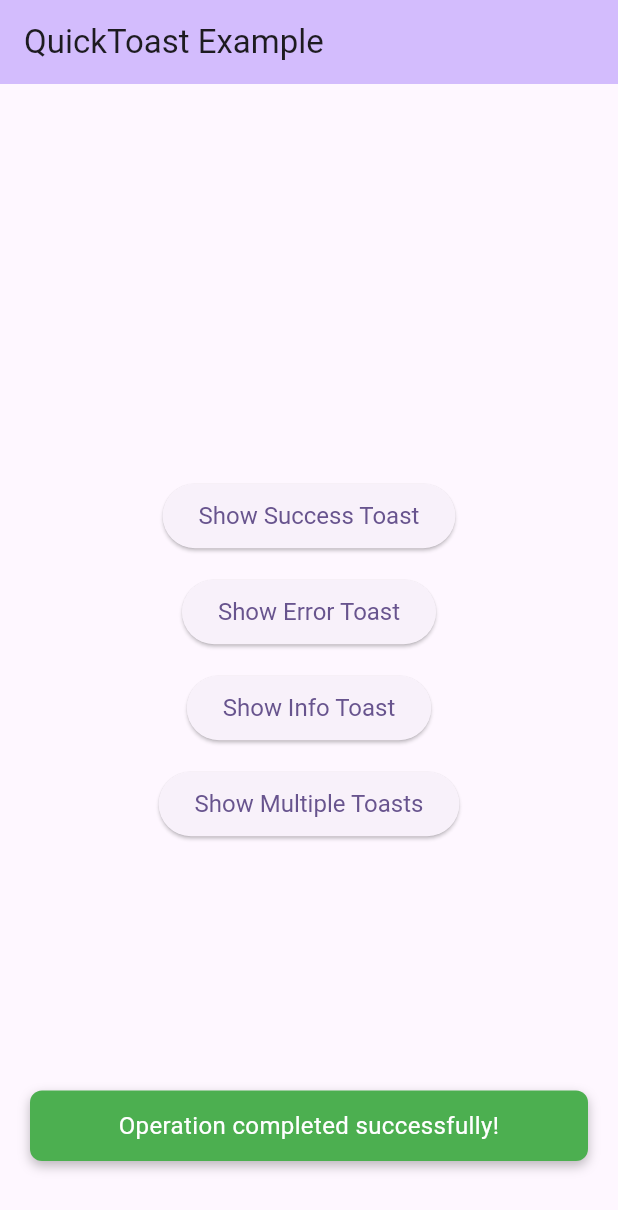
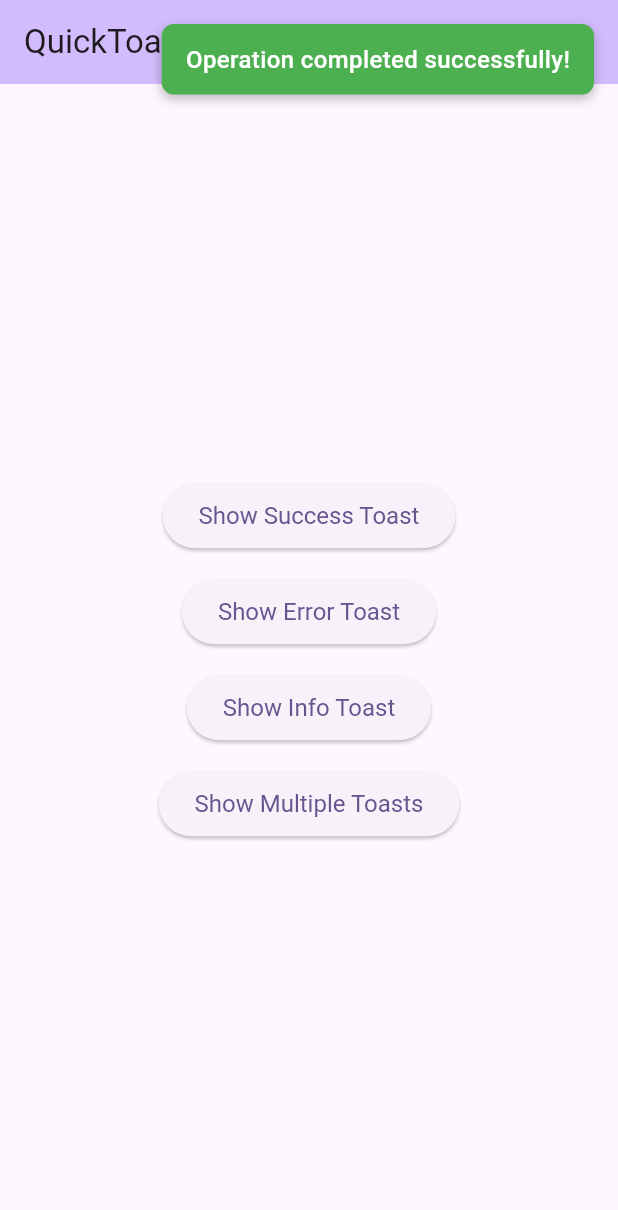
Before and after one commit to zohaibanwer984/mini_toast, a Flutter app: the screen it shows after launch, after a tap on "Show Success Toast", on a phone screen of 412 x 824 dp. Shown: the top 1210 px of the screen. Run offline on Flutter 3.47's test engine with Material 3 defaults, Android fonts, the phone set to English and light mode, and no system bars.

Commit message:
Update Positioning system

```diff
--- a/example/lib/main.dart
+++ b/example/lib/main.dart
@@ -10,6 +10,20 @@ class MyApp extends StatelessWidget {
 
   @override
   Widget build(BuildContext context) {
+    // Set global toast configuration
+    QuickToast.instance.setConfig(
+      QuickToastConfig(
+        textStyle: TextStyle(
+          fontSize: 16,
+          fontWeight: FontWeight.w500,
+        ),
+        alignment: Alignment.topRight,
+        slideDirection: ToastSlideDirection.left,
+        displayDuration: Duration(seconds: 5),
+        animationDuration: Duration(milliseconds: 400),
+        margin: EdgeInsets.all(16),
+      ),
+    );
     return ToastOverlayWrapper(
       child: MaterialApp(
         title: 'QuickToast Demo',
--- a/lib/quick_toast.dart
+++ b/lib/quick_toast.dart
@@ -1,6 +1,7 @@
 library;
 
 export 'src/quick_toast.dart';
+export 'src/configs/quick_toast_config.dart';
 export 'src/toast_overlay.dart';
 export 'src/models/toast_data.dart';
 export 'src/models/toast_variant.dart';
--- /dev/null
+++ b/lib/src/configs/quick_toast_config.dart
@@ -0,0 +1,107 @@
+import 'package:flutter/material.dart';
+
+/// Defines the direction from which the toast will slide in
+enum ToastSlideDirection {
+  left,
+  right,
+  top,
+  bottom,
+}
+
+/// Global configuration for QuickToast
+class QuickToastConfig {
+  /// Default text style for all toasts
+  final TextStyle? textStyle;
+
+  /// Default position for toasts
+  final Alignment alignment;
+
+  /// Direction from which toasts slide in
+  final ToastSlideDirection slideDirection;
+
+  /// Default duration for which toasts are shown
+  final Duration displayDuration;
+
+  /// Duration of the slide/fade animations
+  final Duration animationDuration;
+
+  /// Spacing between multiple toasts
+  final double toastSpacing;
+
+  /// Margin from the edges of the screen
+  final EdgeInsets margin;
+
+  /// Shadow configuration for toast containers
+  final List<BoxShadow>? boxShadow;
+
+  /// Border radius for toast containers
+  final BorderRadius borderRadius;
+
+  /// Padding inside toast containers
+  final EdgeInsets contentPadding;
+
+  const QuickToastConfig({
+    this.textStyle,
+    this.alignment = Alignment.bottomCenter,
+    this.slideDirection = ToastSlideDirection.bottom,
+    this.displayDuration = const Duration(seconds: 3),
+    this.animationDuration = const Duration(milliseconds: 300),
+    this.toastSpacing = 8.0,
+    this.margin = const EdgeInsets.symmetric(horizontal: 20.0, vertical: 50.0),
+    this.boxShadow = const [
+      BoxShadow(
+        color: Colors.black26,
+        blurRadius: 6,
+        offset: Offset(0, 3),
+      ),
+    ],
+    this.borderRadius = const BorderRadius.all(Radius.circular(8)),
+    this.contentPadding = const EdgeInsets.symmetric(
+      vertical: 12,
+      horizontal: 16,
+    ),
+  });
+
+  /// Creates a copy of this config with the given fields replaced with new values
+  QuickToastConfig copyWith({
+    TextStyle? textStyle,
+    Alignment? alignment,
+    ToastSlideDirection? slideDirection,
+    Duration? displayDuration,
+    Duration? animationDuration,
+    double? toastSpacing,
+    EdgeInsets? margin,
+    List<BoxShadow>? boxShadow,
+    BorderRadius? borderRadius,
+    EdgeInsets? contentPadding,
+  }) {
+    return QuickToastConfig(
+      textStyle: textStyle ?? this.textStyle,
+      alignment: alignment ?? this.alignment,
+      slideDirection: slideDirection ?? this.slideDirection,
+      displayDuration: displayDuration ?? this.displayDuration,
+      animationDuration: animationDuration ?? this.animationDuration,
+      toastSpacing: toastSpacing ?? this.toastSpacing,
+      margin: margin ?? this.margin,
+      boxShadow: boxShadow ?? this.boxShadow,
+      borderRadius: borderRadius ?? this.borderRadius,
+      contentPadding: contentPadding ?? this.contentPadding,
+    );
+  }
+}
+
+/// Extension to get initial offset based on slide direction
+extension ToastSlideDirectionExtension on ToastSlideDirection {
+  Offset get initialOffset {
+    switch (this) {
+      case ToastSlideDirection.left:
+        return const Offset(-1.0, 0.0);
+      case ToastSlideDirection.right:
+        return const Offset(1.0, 0.0);
+      case ToastSlideDirection.top:
+        return const Offset(0.0, -1.0);
+      case ToastSlideDirection.bottom:
+        return const Offset(0.0, 1.0);
+    }
+  }
+}
--- a/lib/src/models/toast_data.dart
+++ b/lib/src/models/toast_data.dart
@@ -1,3 +1,6 @@
+import 'package:flutter/widgets.dart';
+import 'package:quick_toast/src/configs/quick_toast_config.dart';
+
 import 'toast_variant.dart';
 
 /// Encapsulates the data required to display a toast notification.
@@ -36,5 +39,8 @@ class ToastData {
     required this.message,
     this.variant = ToastVariant.info,
     this.duration = const Duration(seconds: 3),
+    TextStyle? textStyle,
+    required Alignment alignment,
+    required ToastSlideDirection slideDirection,
   });
 }
--- a/lib/src/quick_toast.dart
+++ b/lib/src/quick_toast.dart
@@ -1,18 +1,15 @@
 import 'package:flutter/material.dart';
+import 'configs/quick_toast_config.dart';
 import 'models/toast_data.dart';
 import 'models/toast_variant.dart';
 import 'widgets/toast_view.dart';
 import 'toast_overlay.dart';
 
-const _kDefaultDuration = Duration(seconds: 3);
-const _kToastSpacing = 8.0;
-const _kBottomMargin = 50.0;
-
-class ActiveToast {
+class _ActiveToast {
   final ToastData data;
   final OverlayEntry entry;
 
-  ActiveToast({
+  _ActiveToast({
     required this.data,
     required this.entry,
   });
@@ -22,37 +19,56 @@ class QuickToast {
   static final QuickToast instance = QuickToast._();
   QuickToast._();
 
-  final List<ActiveToast> _activeToasts = [];
+  final List<_ActiveToast> _activeToasts = [];
+  QuickToastConfig _config = const QuickToastConfig();
+
+  /// Set global configuration for all toasts
+  void setConfig(QuickToastConfig config) {
+    _config = config;
+  }
 
   void show({
     required String message,
     ToastVariant variant = ToastVariant.info,
-    Duration duration = _kDefaultDuration,
+    Duration? duration,
+    TextStyle? textStyle,
+    Alignment? alignment,
+    ToastSlideDirection? slideDirection,
   }) {
     final overlayState = _getOverlayState();
     if (overlayState == null) return;
 
+    // Create toast data with proper alignment
     final toastData = ToastData(
       message: message,
       variant: variant,
-      duration: duration,
+      duration: duration ?? _config.displayDuration,
+      textStyle: textStyle,
+      alignment: alignment ?? _config.alignment,
+      slideDirection: slideDirection ?? _config.slideDirection,
     );
 
     late OverlayEntry entry;
     entry = OverlayEntry(
       builder: (context) {
         final index = _activeToasts.indexWhere((t) => t.entry == entry);
-        return _ToastPosition(
-          position: index,
-          child: ToastView(
-            data: toastData,
-            onDismiss: () => _removeToast(entry),
+        return Material(
+          type: MaterialType.transparency,
+          child: _ToastPosition(
+            position: index,
+            alignment: _config.alignment,
+            config: _config,
+            child: ToastView(
+              data: toastData,
+              config: _config,
+              onDismiss: () => _removeToast(entry),
+            ),
           ),
         );
       },
     );
 
-    final activeToast = ActiveToast(
+    final activeToast = _ActiveToast(
       data: toastData,
       entry: entry,
     );
@@ -60,8 +76,7 @@ class QuickToast {
     _activeToasts.add(activeToast);
     overlayState.insert(entry);
 
-    // Schedule removal after duration
-    Future.delayed(duration, () {
+    Future.delayed(toastData.duration, () {
       _removeToast(entry);
     });
   }
@@ -100,24 +115,154 @@ ToastOverlayState not found. Ensure ToastOverlayWrapper is in your widget tree:
 class _ToastPosition extends StatelessWidget {
   final int position;
   final Widget child;
+  final Alignment alignment;
+  final QuickToastConfig config;
 
   const _ToastPosition({
     required this.position,
     required this.child,
+    required this.alignment,
+    required this.config,
   });
 
   @override
   Widget build(BuildContext context) {
-    // Calculate position from bottom, stacking toasts upward
-    final bottom = _kBottomMargin + (position * (_kToastSpacing + 60.0));
-
-    return AnimatedPositioned(
-      duration: const Duration(milliseconds: 200),
-      curve: Curves.easeInOut,
-      bottom: bottom,
-      left: 20,
-      right: 20,
-      child: child,
+    return LayoutBuilder(
+      builder: (context, constraints) {
+        return Stack(
+          children: [
+            Positioned.fill(
+              child: _CenterAwareAlign(
+                alignment: alignment,
+                position: position,
+                config: config,
+                child: child,
+              ),
+            ),
+          ],
+        );
+      },
     );
   }
 }
+
+class _CenterAwareAlign extends StatelessWidget {
+  final Alignment alignment;
+  final int position;
+  final Widget child;
+  final QuickToastConfig config;
+
+  const _CenterAwareAlign({
+    required this.alignment,
+    required this.position,
+    required this.child,
+    required this.config,
+  });
+
+  @override
+  Widget build(BuildContext context) {
+    // For center alignments, wrap in a Column to handle vertical stacking
+    if (alignment.y == 0) {
+      return Align(
+        alignment: alignment,
+        child: Column(
+          mainAxisSize: MainAxisSize.min,
+          children: [
+            _PositionedToast(
+              position: position,
+              alignment: alignment,
+              config: config,
+              child: child,
+            ),
+          ],
+        ),
+      );
+    }
+
+    // For non-center alignments, use regular positioning
+    return Align(
+      alignment: alignment,
+      child: _PositionedToast(
+        position: position,
+        alignment: alignment,
+        config: config,
+        child: child,
+      ),
+    );
+  }
+}
+
+class _PositionedToast extends StatelessWidget {
+  final int position;
+  final Widget child;
+  final Alignment alignment;
+  final QuickToastConfig config;
+
+  const _PositionedToast({
+    required this.position,
+    required this.child,
+    required this.alignment,
+    required this.config,
+  });
+
+  @override
+  Widget build(BuildContext context) {
+    final margin = config.margin;
+    final spacing = position * (config.toastSpacing + 60.0);
+
+    // Calculate vertical offset based on alignment
+    final verticalOffset = _calculateVerticalOffset(spacing);
+    final horizontalOffset = _calculateHorizontalOffset();
+
+    return Transform.translate(
+      offset: Offset(horizontalOffset, verticalOffset),
+      child: Padding(
+        padding: _calculatePadding(margin),
+        child: child,
+      ),
+    );
+  }
+
+  double _calculateVerticalOffset(double spacing) {
+    if (alignment.y == 0) {
+      // Center alignment - special handling
+      if (position == 0) return 0;
+      // Move subsequent toasts up from the center
+      return -(spacing + 60.0);
+    } else if (alignment.y < 0) {
+      // Top alignment - move down by spacing
+      return spacing;
+    } else {
+      // Bottom alignment - move up by spacing
+      return -spacing;
+    }
+  }
+
+  double _calculateHorizontalOffset() {
+    if (alignment.x == 0) return 0;
+
+    // For center-left/right alignments, add a small offset
+    if (alignment.y == 0) {
+      return alignment.x < 0 ? 20 : -20;
+    }
+    return 0;
+  }
+
+  EdgeInsets _calculatePadding(EdgeInsets margin) {
+    if (alignment.y == 0) {
+      // For center alignments, maintain consistent horizontal margins
+      return EdgeInsets.symmetric(
+        horizontal: margin.left,
+        vertical: config.toastSpacing / 2,
+      );
+    }
+
+    // For other alignments, use the standard margin logic
+    return EdgeInsets.only(
+      left: margin.left,
+      right: margin.right,
+      top: alignment.y <= 0 ? margin.top : 0,
+      bottom: alignment.y >= 0 ? margin.bottom : 0,
+    );
+  }
+}
--- a/lib/src/widgets/toast_view.dart
+++ b/lib/src/widgets/toast_view.dart
@@ -1,13 +1,16 @@
-import 'package:flutter/material.dart';
-import '../models/toast_data.dart';
+import 'package:flutter/widgets.dart';
+
+import '../../quick_toast.dart';
 
 class ToastView extends StatefulWidget {
   final ToastData data;
+  final QuickToastConfig config;
   final VoidCallback onDismiss;
 
   const ToastView({
     super.key,
     required this.data,
+    required this.config,
     required this.onDismiss,
   });
 
@@ -25,7 +28,7 @@ class _ToastViewState extends State<ToastView>
   void initState() {
     super.initState();
     _controller = AnimationController(
-      duration: const Duration(milliseconds: 300),
+      duration: widget.config.animationDuration,
       vsync: this,
     );
 
@@ -38,7 +41,7 @@ class _ToastViewState extends State<ToastView>
     ));
 
     _slideAnimation = Tween<Offset>(
-      begin: const Offset(0.0, 1.0),
+      begin: widget.config.slideDirection.initialOffset,
       end: Offset.zero,
     ).animate(CurvedAnimation(
       parent: _controller,
@@ -49,38 +52,30 @@ class _ToastViewState extends State<ToastView>
   }
 
   @override
-  void dispose() {
-    _controller.dispose();
-    super.dispose();
-  }
-
-  @override
   Widget build(BuildContext context) {
     return SlideTransition(
       position: _slideAnimation,
       child: FadeTransition(
         opacity: _opacity,
-        child: Material(
-          color: Colors.transparent,
+        child: ConstrainedBox(
+          constraints: const BoxConstraints(
+            maxWidth: 400, // Maximum width for the toast
+            minWidth: 200, // Minimum width for the toast
+          ),
+          child: IntrinsicWidth(
             child: Container(
-            padding: const EdgeInsets.symmetric(
-              vertical: 12,
-              horizontal: 16,
-            ),
+              padding: widget.config.contentPadding,
               decoration: BoxDecoration(
                 color: widget.data.variant.backgroundColor,
-              borderRadius: BorderRadius.circular(8),
-              boxShadow: const [
-                BoxShadow(
-                  color: Colors.black26,
-                  blurRadius: 6,
-                  offset: Offset(0, 3),
-                ),
-              ],
+                borderRadius: widget.config.borderRadius,
+                boxShadow: widget.config.boxShadow,
               ),
               child: Text(
                 widget.data.message,
-              style: TextStyle(
+                style: widget.config.textStyle?.copyWith(
+                      color: widget.data.variant.textColor,
+                    ) ??
+                    TextStyle(
                       color: widget.data.variant.textColor,
                       fontSize: 16,
                     ),
@@ -89,6 +84,13 @@ class _ToastViewState extends State<ToastView>
             ),
           ),
         ),
+      ),
     );
   }
+
+  @override
+  void dispose() {
+    _controller.dispose();
+    super.dispose();
   }
+}
```
Lines whose indentation alone changed are shown as unchanged.
